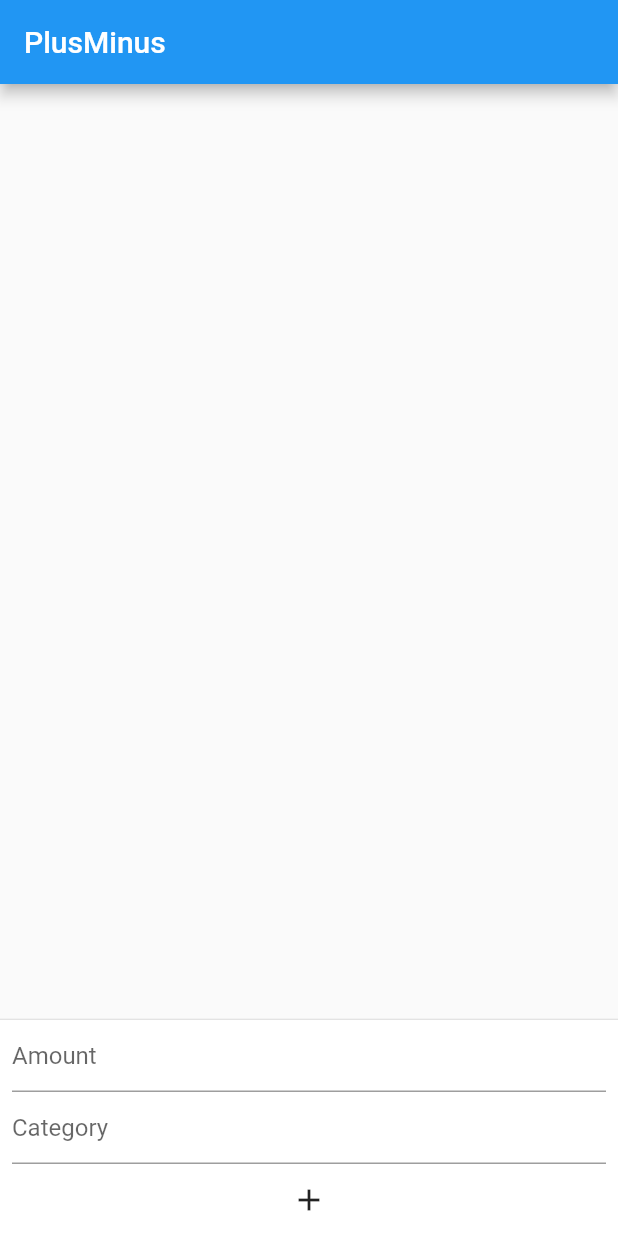
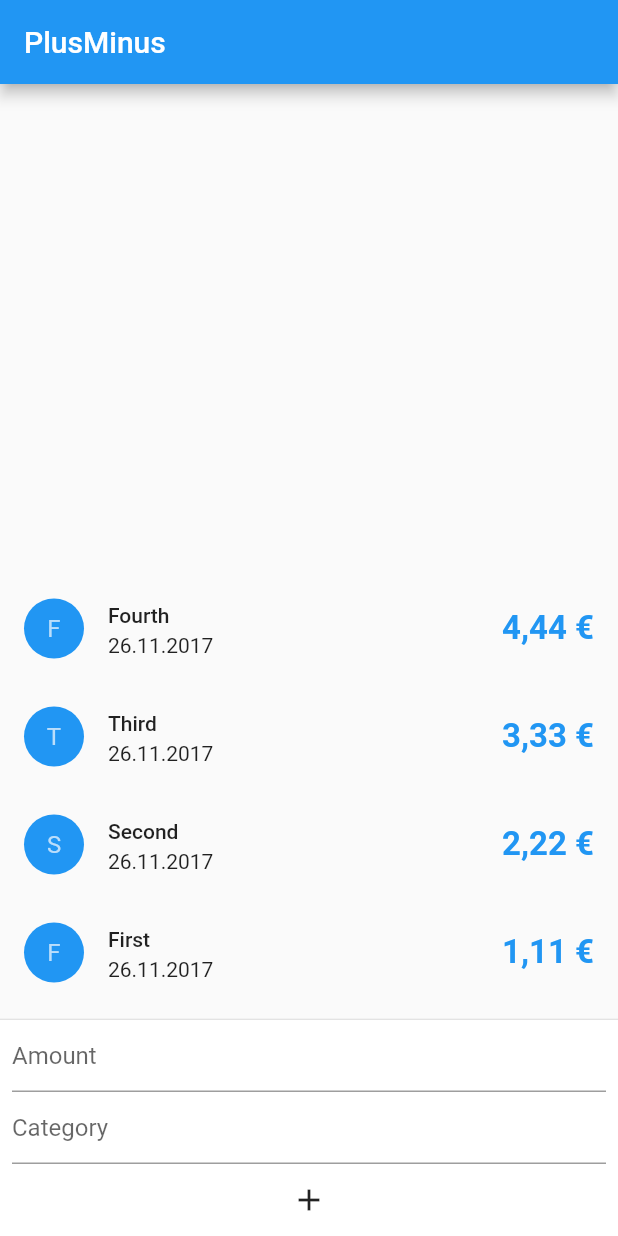
Before and after one commit to j-maas/plusminus-flutter, a Flutter app: the screen it shows after launch, on a phone screen of 412 x 824 dp. Run offline on Flutter 3.47's test engine with Material 2 defaults, Android fonts, the phone set to English and light mode, and no system bars.

Commit message:
Improve list item layout

```diff
--- a/lib/main.dart
+++ b/lib/main.dart
@@ -3,6 +3,7 @@ import 'package:intl/intl.dart';
 import 'package:plus_minus/expense_manager.dart';
 
 void main() {
+  Intl.defaultLocale = "de_DE";
   runApp(new MyApp());
 }
 
@@ -30,6 +31,14 @@ class ExpenseOverview extends StatefulWidget {
 
 class _ExpenseOverviewState extends State<ExpenseOverview> {
   ExpenseManager _expenseManager = new ExpenseManager();
+
+  _ExpenseOverviewState() {
+    _expenseManager
+      ..add(new Expense.now(1.11, "First"))
+      ..add(new Expense.now(2.22, "Second"))
+      ..add(new Expense.now(3.33, "Third"))
+      ..add(new Expense.now(4.44, "Fourth"));
+  }
 
   void insertExpense(Expense expense) {
     setState(() {
@@ -68,23 +77,39 @@ class _ExpenseOverviewState extends State<ExpenseOverview> {
 }
 
 class ExpenseListItem extends StatelessWidget {
-  ExpenseListItem({this.expense});
-
   final Expense expense;
 
-  final NumberFormat _currency =
-      new NumberFormat.currency(locale: "de_DE", symbol: '€');
+  final NumberFormat _currency = new NumberFormat.currency(symbol: '€');
+  final DateFormat _date = new DateFormat("d.M.y", "en_US");
+
+  ExpenseListItem({this.expense});
 
   @override
   Widget build(BuildContext context) {
     return new ListTile(
       leading: new CircleAvatar(
         child: new Text(
-          expense.description.length > 0 ? expense.description[0] : '',
+            expense.description.length > 0 ? expense.description[0] : ""),
+        backgroundColor: Theme.of(context).accentColor,
+      ),
+      title: new Text(
+        expense.description,
+        style: Theme.of(context).textTheme.body2,
+      ),
+      subtitle: new Text(
+        _date.format(expense.date),
+        style: Theme.of(context).textTheme.body1,
+      ),
+      trailing: new Text(
+        _currency.format(expense.amount),
+        overflow: TextOverflow.fade,
+        softWrap: false,
+        style: new TextStyle(
+          fontSize: 22.0,
+          fontWeight: FontWeight.w600,
+          color: Theme.of(context).accentColor,
         ),
       ),
-      title: new Text(expense.description),
-      trailing: new Text(_currency.format(expense.amount)),
     );
   }
 }
@@ -100,6 +125,7 @@ class ExpenseInput extends StatelessWidget {
   final TextEditingController _categoryController = new TextEditingController();
 
   void parseAndPassExpense() {
+    // TODO: Report more info for "getTextBeforeCursor on inactive InputConnection" bug at https://github.com/flutter/flutter/issues/11321
     var amount = int.parse(_amountController.text) / 100;
     var category = _categoryController.text;
 
```
